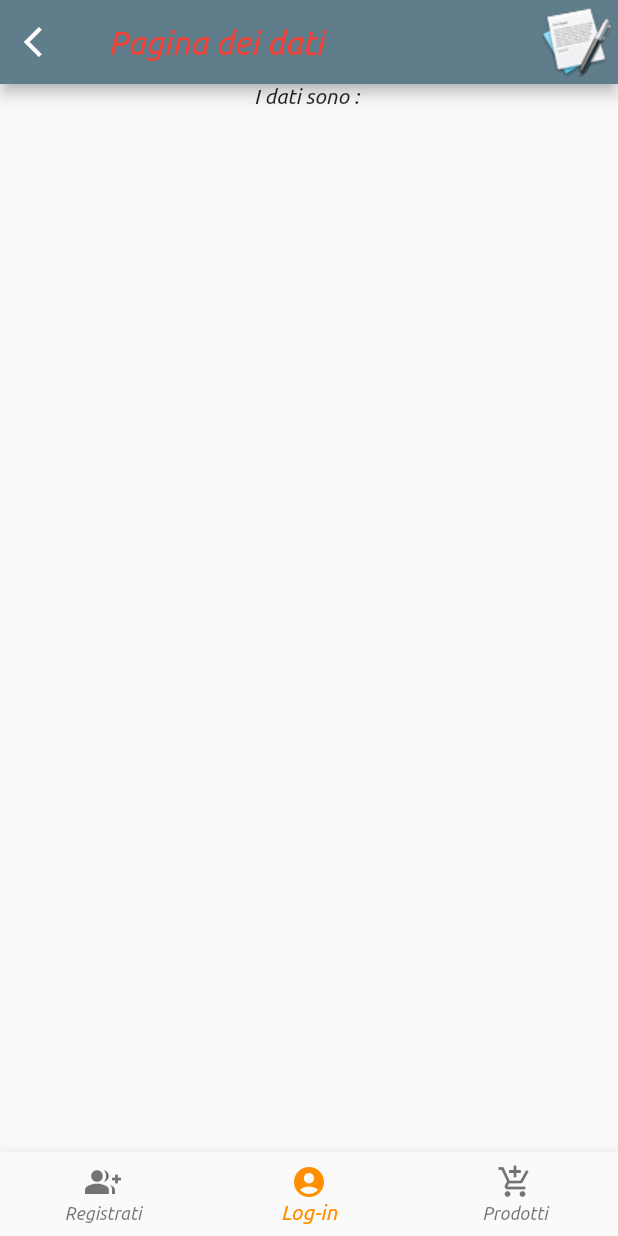
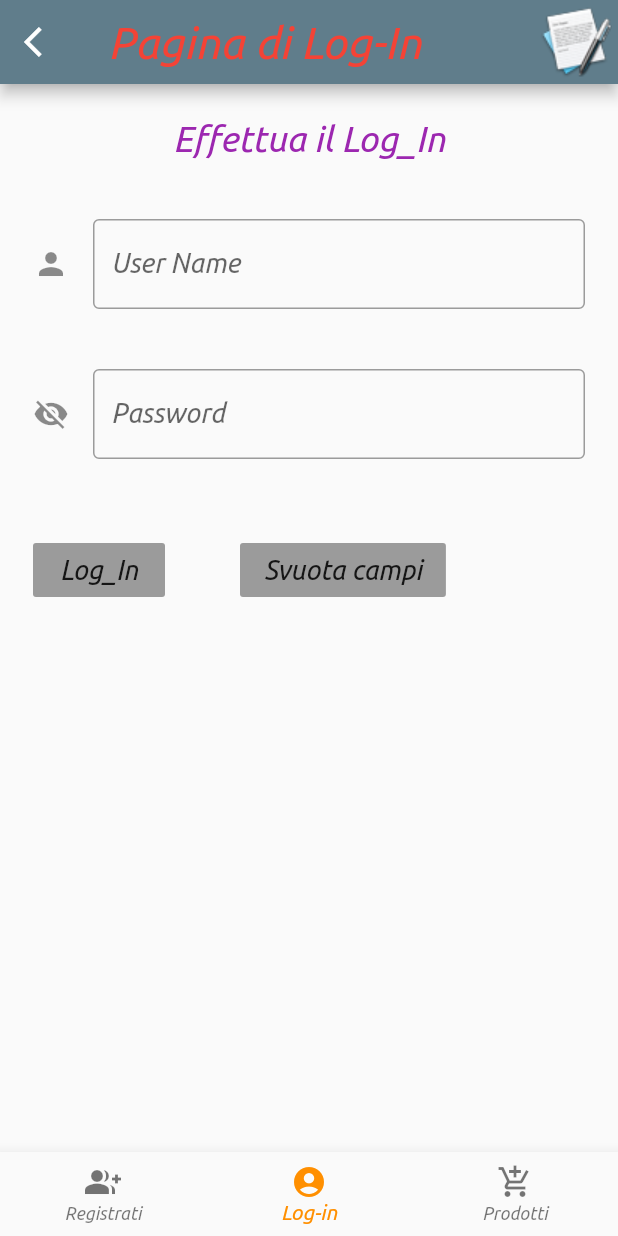
Before and after one commit to daniele10529/eccellenze_italiane, a Flutter app: the screen it shows after launch, item 2 of the bottom bar chosen, on a phone screen of 412 x 824 dp. Run offline on Flutter 3.47's test engine with Material 2 defaults, Android fonts, the phone set to English and light mode, and no system bars; project files that could hold a hidden picture were left out.

Commit message:
versione_completa

```diff
--- a/lib/UITemplate/data_page.dart
+++ /dev/null
@@ -1,84 +0,0 @@
-import 'package:eccellenzeitaliane/UITemplate/login_page.dart';
-import 'package:flutter/cupertino.dart';
-import 'package:flutter/material.dart';
-
-class Data_page extends StatefulWidget{
-  @override
-  State<StatefulWidget> createState() {
-    return data_content();
-  }
-}
-
-
-
-class data_content extends State<Data_page>{
-
-  @override
-  Widget build(BuildContext context) {
-
-    return Scaffold(
-
-      appBar: AppBar(
-        backgroundColor: Colors.blueGrey,
-        leading: IconButton(
-          icon: const Icon(Icons.arrow_back_ios),
-          tooltip: "Pagina dei dati",
-          onPressed: () {
-            Navigator.pop(context);
-          },
-        ),
-        actions: <Widget>[
-          new Image.asset("assets/icons/logo.png"),
-        ],
-        title: new Text('Pagina dei dati',
-          style: TextStyle(color: Colors.red,fontFamily: "Ubuntu",fontSize: 22),),
-      ),
-
-      body: new Container(
-        child: new Column(
-          children: <Widget>[
-            new Center(
-              child: Text("I dati sono : "),
-            ),
-          ],
-        ),
-      ),
-
-      bottomNavigationBar: BottomNavigationBar(
-        items: <BottomNavigationBarItem>[
-          BottomNavigationBarItem(
-            icon: Icon(Icons.group_add),
-            title: new Text("Registrati",style: TextStyle(color: Colors.lightBlueAccent,fontSize: 14),),
-          ),
-          BottomNavigationBarItem(
-            icon: Icon(Icons.account_circle),
-            title: new Text("Log-in",style: TextStyle(color: Colors.lightBlueAccent,fontSize: 14),),
-          ),
-          BottomNavigationBarItem(
-            icon: Icon(Icons.add_shopping_cart),
-            title: new Text("Prodotti",style: TextStyle(color: Colors.lightBlueAccent,fontSize: 14),),
-          ),
-        ],
-        onTap: _ontapitem,
-        selectedItemColor: Colors.amber[800],
-        currentIndex: 1,
-      ),
-
-    );
-
-
-  }
-
-  _ontapitem(int index){
-    setState(() {
-
-      if(index == 0){
-        Navigator.pop(context);
-      }
-      if(index == 2){
-
-      }
-    });
-  }
-
-}
--- /dev/null
+++ b/lib/UITemplate/log_in.dart
@@ -0,0 +1,203 @@
+import 'package:eccellenzeitaliane/UITemplate/sign_up.dart';
+import 'package:flutter/cupertino.dart';
+import 'package:flutter/material.dart';
+
+class Log_in extends StatefulWidget{
+  @override
+  State<StatefulWidget> createState() {
+    return login_content();
+  }
+}
+
+
+
+class login_content extends State<Log_in>{
+
+  bool btnDisable = true;
+  bool insert = true;
+  TextEditingController contrUser = new TextEditingController();
+  TextEditingController contrPsw = new TextEditingController();
+
+  @override
+  Widget build(BuildContext context) {
+
+    return Scaffold(
+
+      appBar: AppBar(
+        backgroundColor: Colors.blueGrey,
+        leading: IconButton(
+          icon: const Icon(Icons.arrow_back_ios),
+          tooltip: "Pagina di Log-In",
+          onPressed: () {
+            Navigator.pop(context);
+          },
+        ),
+        actions: <Widget>[
+          new Image.asset("assets/icons/logo.png"),
+        ],
+        title: new Text('Pagina di Log-In',
+          style: TextStyle(color: Colors.red,fontFamily: "Ubuntu",fontSize: 30),),
+      ),
+
+      body: new Container(
+        padding: EdgeInsets.all(22.0),
+
+        child: new Column(
+          children: <Widget>[
+
+            new Center(
+              child: Text("Effettua il Log_In",
+                style: TextStyle(color: Colors.purple,fontSize: 24),
+              ),
+            ),
+
+            new Container(
+              padding: const EdgeInsets.only(top: 40),
+              child: Align(
+                alignment: Alignment.topLeft,
+                child: new TextField(
+                  //aggancio il controller all'oggetto
+                  controller: contrUser,
+                  onChanged: _onchanged,
+                  onTap: _seluser,
+                  //decoro la casella di testo
+                  decoration: InputDecoration(
+                    border: OutlineInputBorder(),
+                    labelText: "User Name",
+                    icon: new Icon(Icons.person),
+                  ),
+                  style: TextStyle(color: Colors.black,fontSize: 18),
+                ),
+              ),
+            ),
+
+            new Container(
+              padding: const EdgeInsets.only(top: 40),
+              child: Align(
+                alignment: Alignment.topLeft,
+                child: new TextField(
+                  //aggancio il controller all'oggetto
+                  controller: contrPsw,
+                  obscureText: true,
+                  onChanged: _onchanged,
+                  onTap: _selspw,
+                  //decoro la casella di testo
+                  decoration: InputDecoration(
+                    border: OutlineInputBorder(),
+                    labelText: "Password",
+                    icon: new Icon(Icons.visibility_off),
+                  ),
+                  style: TextStyle(color: Colors.black,fontSize: 18),
+                ),
+              ),
+            ),
+
+            new Row(
+              children: <Widget>[
+                new Container(
+                  padding: EdgeInsets.only(top: 50),
+                  child:
+                  new RaisedButton(
+                      child: Text("Log_In",
+                        style: TextStyle(color: Colors.black87,fontSize: 18),),
+                      //finche la variabile è true restituisce null all'onpress
+                      onPressed: btnDisable ? null : (){
+                       debugPrint(contrUser.text + " "+ contrPsw.text);
+                      }
+                  ),
+
+                ),
+
+                new Container(
+                  padding: EdgeInsets.only(top: 50,left: 50),
+                  child:
+                  new RaisedButton(
+                      child: Text("Svuota campi",
+                        style: TextStyle(color: Colors.black87,fontSize: 18),),
+                      //finche la variabile è true restituisce null all'onpress
+                      onPressed: insert ? null : (){
+                        _clearFileds();
+                      }
+                  ),
+
+                ),
+
+              ],
+
+            ),
+
+          ],
+        ),
+      ),
+
+      bottomNavigationBar: BottomNavigationBar(
+        items: <BottomNavigationBarItem>[
+          BottomNavigationBarItem(
+            icon: Icon(Icons.group_add),
+            title: new Text("Registrati",style: TextStyle(color: Colors.lightBlueAccent,fontSize: 14),),
+          ),
+          BottomNavigationBarItem(
+            icon: Icon(Icons.account_circle),
+            title: new Text("Log-in",style: TextStyle(color: Colors.lightBlueAccent,fontSize: 14),),
+          ),
+          BottomNavigationBarItem(
+            icon: Icon(Icons.add_shopping_cart),
+            title: new Text("Prodotti",style: TextStyle(color: Colors.lightBlueAccent,fontSize: 14),),
+          ),
+        ],
+        onTap: _ontapitem,
+        selectedItemColor: Colors.amber[800],
+        currentIndex: 1,
+      ),
+
+    );
+
+
+  }
+
+  _ontapitem(int index){
+    setState(() {
+      if(index == 0){
+        Navigator.pop(context);
+      }
+      if(index == 2){
+
+      }
+    });
+  }
+
+  void _onchanged(String value){
+    //agggiorno lo stato
+    setState(() {
+      //la variabile rimane true finche tutti i campi non sono pieni
+      btnDisable = (contrUser.text.length == 0 || contrPsw.text.length == 0);
+      insert = (contrUser.text.length == 0 && contrPsw.text.length == 0);
+    });
+  }
+
+  void _clearFileds(){
+    setState(() {
+      contrUser.clear();
+      contrPsw.clear();
+      btnDisable = true;
+      insert = true;
+    });
+  }
+
+  void _seluser(){
+    //seleziono il testo quando il textField riceve il focus
+    String text = contrUser.text;
+    contrUser.value = contrUser.value.copyWith(
+      text: text,
+      selection : TextSelection(baseOffset: 0,extentOffset: contrUser.text.length),
+    );
+  }
+  void _selspw(){
+    String text = contrPsw.text;
+    contrPsw.value = contrPsw.value.copyWith(
+      text: text,
+      selection : TextSelection(baseOffset: 0,extentOffset: contrPsw.text.length),
+    );
+  }
+
+}
--- a/lib/UITemplate/login_page.dart
+++ b/lib/UITemplate/sign_up.dart
@@ -1,8 +1,8 @@
 import 'package:flutter/cupertino.dart';
 import 'package:flutter/material.dart';
-import 'package:eccellenzeitaliane/UITemplate/data_page.dart';
+import 'package:eccellenzeitaliane/UITemplate/log_in.dart';
 
-class First_page extends StatefulWidget{
+class Sign_up extends StatefulWidget{
   //creo lo stato del widget istanziando una classe per gli oggetti
   @override
   State<StatefulWidget> createState() {
@@ -10,7 +10,7 @@ class First_page extends StatefulWidget{
   }
 }
 
-class my_content extends State<First_page>{
+class my_content extends State<Sign_up>{
 
   String dati = "";
   String titolo = "Eccellenze Italiane";
@@ -41,7 +41,7 @@ class my_content extends State<First_page>{
             icon: const Icon(Icons.arrow_forward_ios),
             tooltip: 'Pagina dei dati',
             onPressed: () {
-              Navigator.push(context, MaterialPageRoute(builder: (context) => Data_page()),);
+              Navigator.push(context, MaterialPageRoute(builder: (context) => Log_in()),);
             },
           ),
         ],
@@ -248,7 +248,7 @@ class my_content extends State<First_page>{
   _ontapitem(int index){
     setState(() {
       if(index == 1){
-        Navigator.push(context, MaterialPageRoute(builder: (context) => Data_page()),);
+        Navigator.push(context, MaterialPageRoute(builder: (context) => Log_in()),);
       }
       if(index == 2){
         dati = "Andrai a pagina 2";
--- a/lib/main.dart
+++ b/lib/main.dart
@@ -1,11 +1,11 @@
 import 'package:flutter/cupertino.dart';
 import 'package:flutter/material.dart';
-import 'package:eccellenzeitaliane/UITemplate/login_page.dart';
+import 'package:eccellenzeitaliane/UITemplate/sign_up.dart';
 
 void main(){
     runApp(new MaterialApp(
       theme: new ThemeData(fontFamily: "Ubuntu"),
       title: "Eccellenze italiane",
-      home: new First_page(),
+      home: new Sign_up(),
     ));
 }
```
Also changed, not shown: 1 other file.
